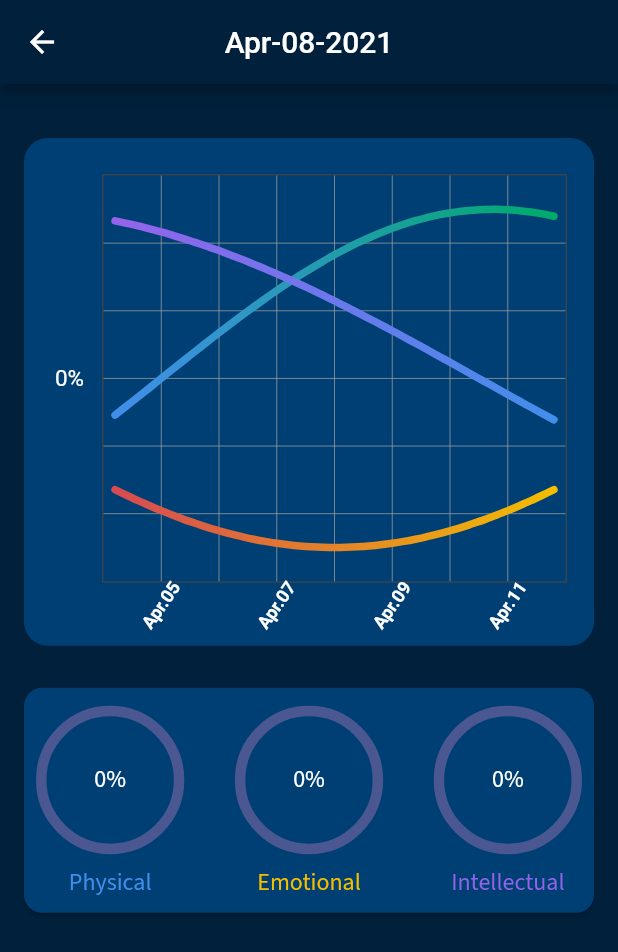
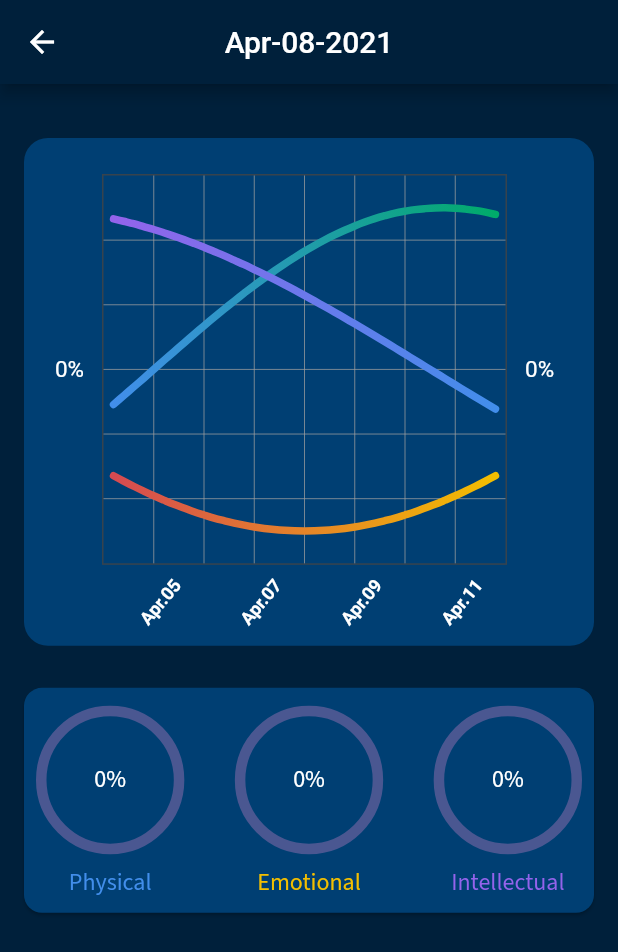
Before and after one commit to roma7481/numerology_app, a Flutter app: the BioGraphsPage screen opened directly, on a phone screen of 412 x 824 dp. Shown: the top 952 px of the screen. Run offline on Flutter 3.47's test engine with Material 2 defaults, Android fonts, the phone set to English and light mode, and no system bars; drawn by our look-alikes of fl_chart, percent_indicator; our stand-ins replace bloc, date_format, expandable, flutter_bloc, flutter_datetime_picker, flutter_svg and 6 more; missing offline and left inert: nuts_activity_indicator; accounts and stored records are empty.

Commit message:
graph alignment

```diff
--- a/lib/app/presentation/pages/graphs/graph_widget.dart
+++ b/lib/app/presentation/pages/graphs/graph_widget.dart
@@ -125,7 +125,7 @@ class _GraphWidgetState extends State<GraphWidget> {
       titlesData: FlTitlesData(
         show: true,
         bottomTitles: SideTitles(
-          rotateAngle: -55.0,
+          rotateAngle: -50.0,
           showTitles: true,
           reservedSize: 22,
           getTextStyles: (value) => const TextStyle(
@@ -133,9 +133,28 @@ class _GraphWidgetState extends State<GraphWidget> {
           getTitles: (value) {
             return _getDateRange(value);
           },
-          margin: 8,
+          margin: 20,
         ),
-        leftTitles: SideTitles(
+        leftTitles: _buildSideTiles(),
+        rightTitles: _buildSideTiles(),
+      ),
+      borderData: FlBorderData(
+          show: true,
+          border: Border.all(color: const Color(0xff37434d), width: 1)),
+      minX: minX,
+      maxX: maxX,
+      minY: -120,
+      maxY: 120,
+      lineBarsData: [
+        _buildCurve(spotsPhys, physicalColors),
+        _buildCurve(spotsEmotion, emotionColors),
+        _buildCurve(spotsIntel, intelColors),
+      ],
+    );
+  }
+
+  SideTitles _buildSideTiles() {
+    return SideTitles(
         showTitles: true,
         getTextStyles: (value) => const TextStyle(
           color: graphDates,
@@ -162,20 +181,6 @@ class _GraphWidgetState extends State<GraphWidget> {
         },
         reservedSize: 28,
         margin: 12,
-        ),
-      ),
-      borderData: FlBorderData(
-          show: true,
-          border: Border.all(color: const Color(0xff37434d), width: 1)),
-      minX: minX,
-      maxX: maxX,
-      minY: -120,
-      maxY: 120,
-      lineBarsData: [
-        _buildCurve(spotsPhys, physicalColors),
-        _buildCurve(spotsEmotion, emotionColors),
-        _buildCurve(spotsIntel, intelColors),
-      ],
       );
   }
 
```
Lines whose indentation alone changed are shown as unchanged.
